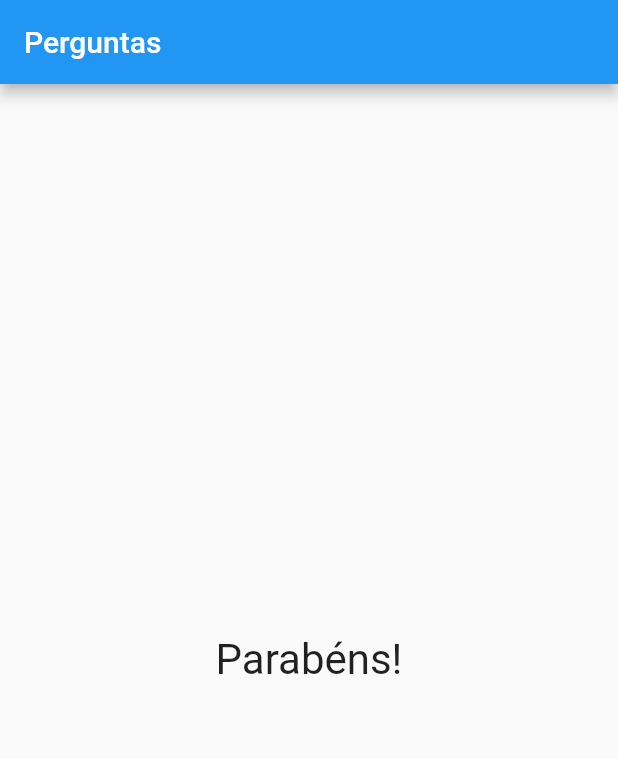
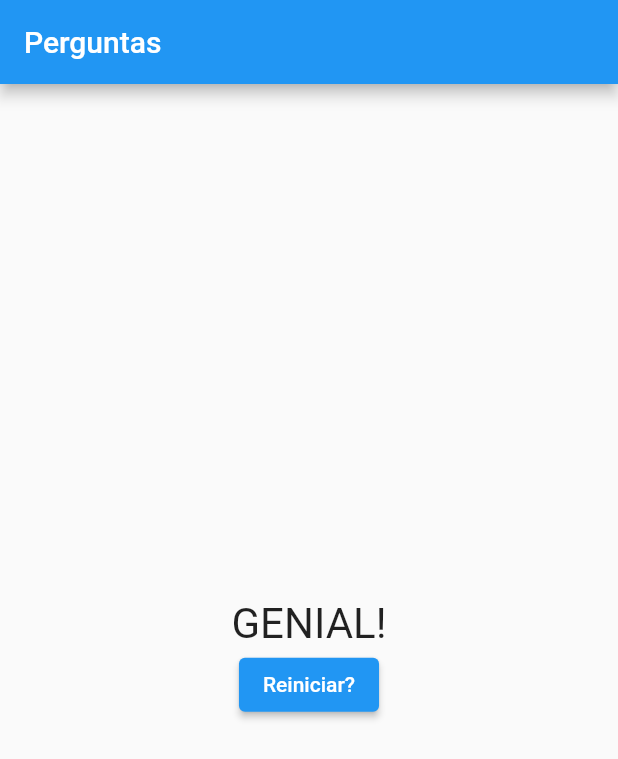
Before and after one commit to alex-custodio/PerguntaApp, a Flutter app: the screen it shows after launch, after a tap on "Cão", after a tap on "Verde", after a tap on "One Piece", on a phone screen of 412 x 824 dp. Shown: the top 759 px of the screen. Run offline on Flutter 3.47's test engine with Material 2 defaults, Android fonts, the light colour scheme and no system bars.

Commit message:
adicionando botão de reiniciar questionário

```diff
--- a/lib/components/resultado.dart
+++ b/lib/components/resultado.dart
@@ -1,13 +1,22 @@
 import 'package:flutter/material.dart';
 
 class Resultado extends StatelessWidget {
+  void Function()? onPressed;
+  String? fraseFinal;
+  Resultado({this.onPressed, this.fraseFinal});
   @override
   Widget build(BuildContext context) {
-    return const Center(
-      child: Text(
-        "Parabéns!",
-        style: TextStyle(fontSize: 28),
-      ),
+    return Column(
+      mainAxisAlignment: MainAxisAlignment.center,
+      children: [
+        Center(
+          child: Text(
+            fraseFinal!,
+            style: TextStyle(fontSize: 28),
+          ),
+        ),
+        ElevatedButton(onPressed: onPressed, child: const Text("Reiniciar?"))
+      ],
     );
   }
 }
--- a/lib/screens/home.dart
+++ b/lib/screens/home.dart
@@ -29,15 +29,15 @@ class HomeState extends State<Home> {
         {"texto": "Azul", "nota": 10},
         {"texto": "Verde", "nota": 9},
         {"texto": "Vermelho", "nota": 8},
-        {"texto": "Roxo", "nota": 7},
+        {"texto": "Roxo", "nota": 3},
       ]
     },
     {
       "texto": "Qual o seu anime favorito",
       "resposta": [
-        {"texto": "AOT", "nota": 10},
-        {"texto": "Naruto", "nota": 9},
-        {"texto": "One Piece", "nota": 8},
+        {"texto": "AOT", "nota": 6},
+        {"texto": "Naruto", "nota": 8},
+        {"texto": "One Piece", "nota": 10},
       ]
     }
   ];
@@ -56,6 +56,14 @@ class HomeState extends State<Home> {
 
   bool get temPerguntaSelecionada {
     return _perguntaSelecionada < perguntas.length;
+  }
+
+  String get getFraseFinal {
+    if (_pontuacaoTotal >= 20) {
+      return "GENIAL!";
+    } else {
+      return "BOM!";
+    }
   }
 
   @override
@@ -79,6 +87,14 @@ class HomeState extends State<Home> {
         ),
         body: temPerguntaSelecionada
             ? Questionario(textoPergunta, respostas)
-            : Resultado());
+            : Resultado(
+                onPressed: () {
+                  setState(() {
+                    _perguntaSelecionada = 0;
+                    _pontuacaoTotal = 0;
+                  });
+                },
+                fraseFinal: getFraseFinal,
+              ));
   }
 }
```
